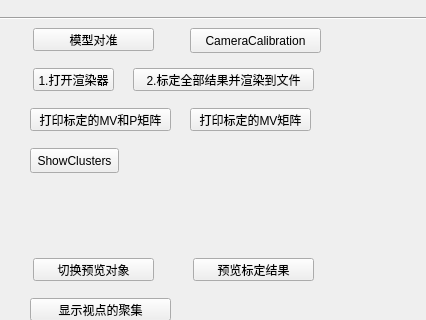
Above: hellogl2/mainentrywindow.ui from h005/myViewpoint before the change; both pictures show x 0 to 426 and y 222 to 542 of the 426 by 668 pixel window. Below: the same form after it.
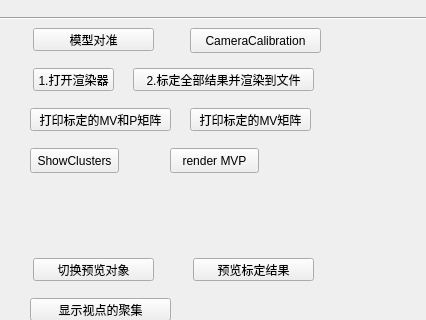
That is the form after the change.

The edit to the form file:
```diff
--- a/hellogl2/mainentrywindow.ui
+++ b/hellogl2/mainentrywindow.ui
@@ -274,6 +274,19 @@
      <string>ShowClusters</string>
     </property>
    </widget>
+   <widget class="QPushButton" name="pushButton_3">
+    <property name="geometry">
+     <rect>
+      <x>170</x>
+      <y>370</y>
+      <width>89</width>
+      <height>25</height>
+     </rect>
+    </property>
+    <property name="text">
+     <string>render MVP</string>
+    </property>
+   </widget>
    <zorder>cameraCalibration</zorder>
    <zorder>pushButton</zorder>
    <zorder>labelFirstImageBtn</zorder>
```
Left out of the diff: 1 changed line with no effect on the pictures.
